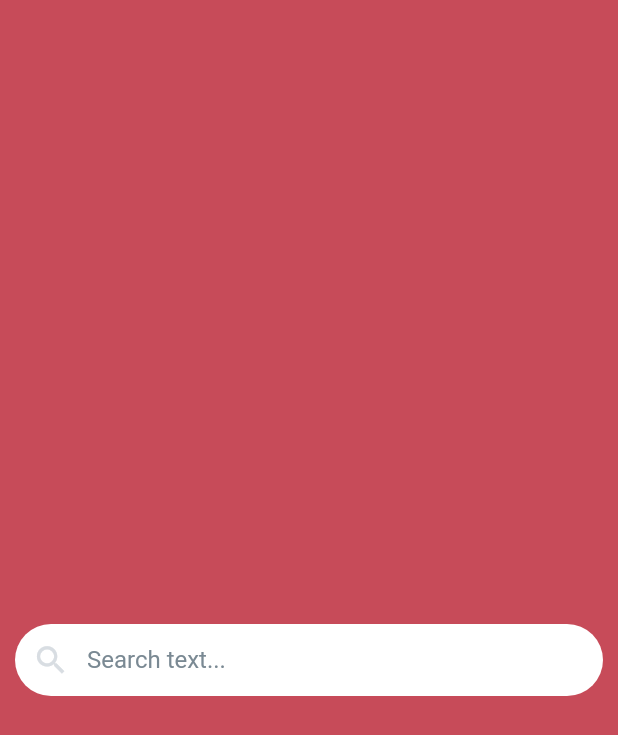
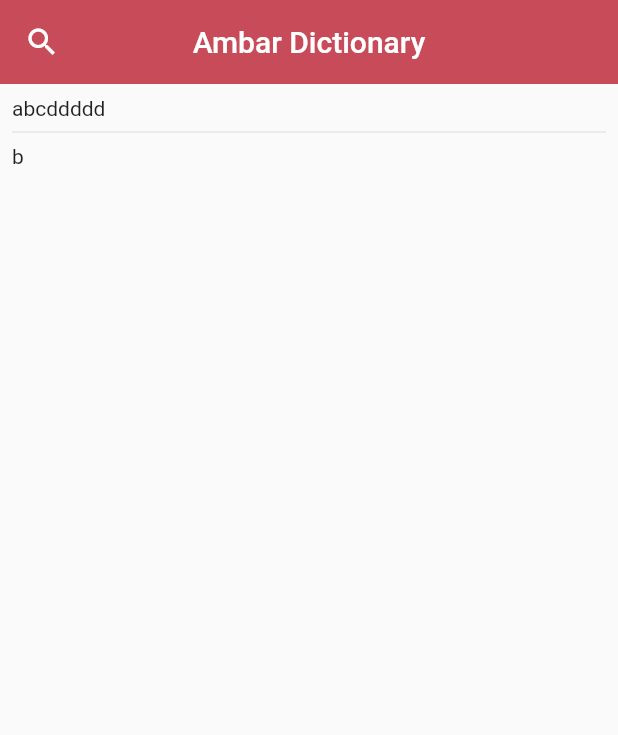
Before and after one commit to Simonbelete/ambar, a Flutter app: the screen it shows after launch, on a phone screen of 412 x 824 dp. Shown: the top 735 px of the screen. Run offline on Flutter 3.47's test engine with Material 2 defaults, Android fonts, the phone set to English and light mode, and no system bars; our stand-ins replace sqflite; accounts and stored records are empty.

Commit message:
sample ui design

```diff
--- a/lib/app.dart
+++ b/lib/app.dart
@@ -1,13 +1,99 @@
 import 'package:flutter/material.dart';
-import 'package:ambar/presentation/themes/default_theme.dart';
-import 'package:ambar/presentation/pages/home_page.dart';
+import 'package:ambar/data/models/dictionary_model.dart';
+
 class App extends StatelessWidget {
   @override
   Widget build(BuildContext context) {
-    // TODO: implement build
-    return MaterialApp(
-      theme: DefaultTheme.light,
-      home: HomePage(),
+    return MaterialApp(home: HomePage());
+  }
+}
+
+class HomePage extends StatefulWidget {
+  @override
+  State<HomePage> createState() => _HomePageState();
+}
+
+class _HomePageState extends State<HomePage> {
+  Icon _appBarIcon = Icon(Icons.search);
+  Widget _appBarTitle = Text('Ambar Dictionary');
+
+  @override
+  Widget build(BuildContext context) {
+    return Scaffold(
+      appBar: _buildAppBar(),
+      body: HomePageBody(),
+    );
+  }
+
+  Widget _buildAppBar() {
+    return AppBar(
+        elevation: 0.0,
+        centerTitle: true,
+        backgroundColor: Color(0xFFC74B59),
+        title: _appBarTitle,
+        leading: IconButton(onPressed: _searchPressed, icon: _appBarIcon));
+  }
+
+  void _searchPressed() {
+    setState(() {
+      if (_appBarIcon.icon == Icons.search) {
+        _appBarIcon = Icon(Icons.close);
+        _appBarTitle = new TextField(
+          autofocus: true,
+          style: TextStyle(color: Colors.white),
+          cursorColor: Colors.white,
+          decoration: InputDecoration(
+              border: OutlineInputBorder(borderSide: BorderSide.none),
+              prefixStyle: TextStyle(color: Colors.white),
+              prefixIcon: Icon(
+                Icons.search,
+                color: Colors.white,
+              ),
+              hintText: 'Search...',
+              hintStyle: TextStyle(
+                color: Colors.white,
+              )),
+        );
+      } else {
+        _appBarIcon = Icon(Icons.search);
+        _appBarTitle = Text('Ambar Dictionary');
+      }
+    });
+  }
+}
+
+/// {@template home_page_body}
+/// [HomePageBody]
+/// {@endtemplate}
+class HomePageBody extends StatefulWidget {
+  @override
+  State<HomePageBody> createState() => _HomePageBodyState();
+}
+
+class _HomePageBodyState extends State<HomePageBody> {
+  List<Dictionary> _dicts = [
+    Dictionary(id: 1, key: 'abcddddd', description: 'aa'),
+    Dictionary(id: 1, key: 'b', description: 'bb')
+  ];
+
+  @override
+  Widget build(BuildContext context) {
+    return Container(
+      child: _buildList(),
+    );
+  }
+
+  Widget _buildList() {
+    return ListView.separated(
+      padding: const EdgeInsets.all(8),
+      itemCount: _dicts.length,
+      itemBuilder: (BuildContext context, int index) {
+        return Container(
+          // height: 10,
+          child: Text(_dicts[index].key),
+        );
+      },
+      separatorBuilder: (BuildContext context, int index) => const Divider(),
     );
   }
 }
```
Also changed, not shown: pubspec.lock.
